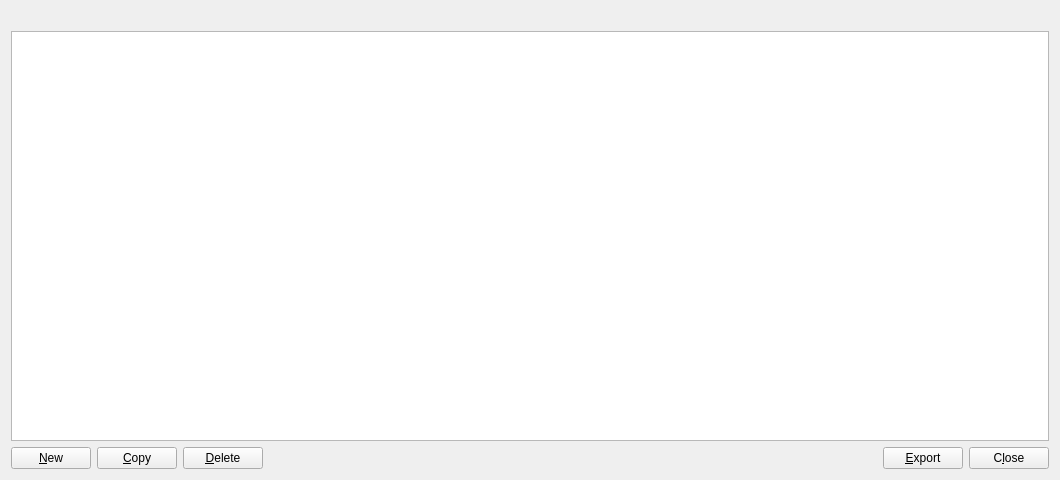
Old version of the form src/qt/forms/addressbookpage.ui in the repository SmartCash/Core-Smart.
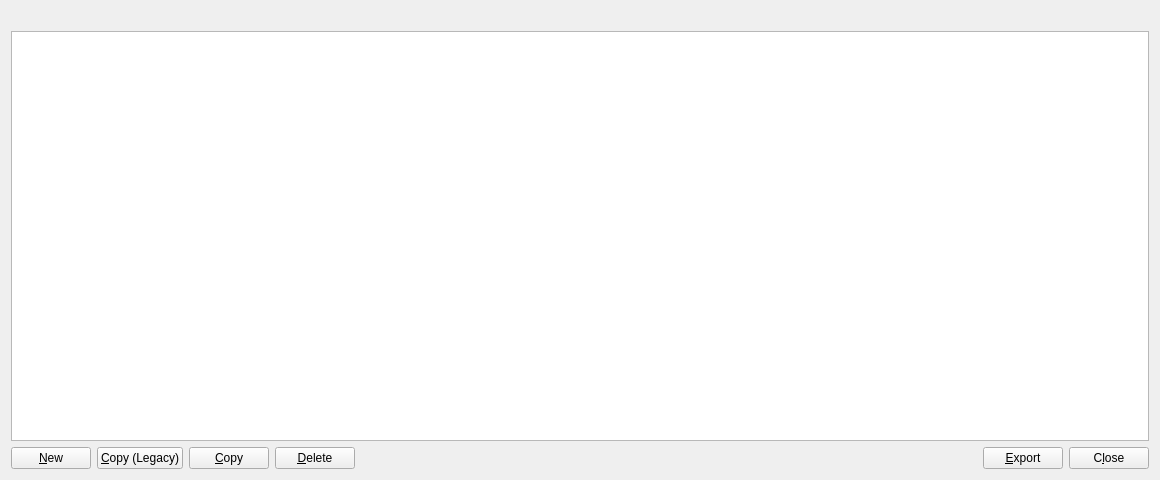
New version of the form. Icons and pictures are not drawn.

Commit message: WIP: new address and legacy compatibility

Diff of the .ui file:
```diff
--- a/src/qt/forms/addressbookpage.ui
+++ b/src/qt/forms/addressbookpage.ui
@@ -6,7 +6,7 @@
    <rect>
     <x>0</x>
     <y>0</y>
-    <width>1060</width>
+    <width>1160</width>
     <height>480</height>
    </rect>
   </property>
@@ -68,6 +68,23 @@
        </property>
       </widget>
      </item>
+     <item>
+      <widget class="QPushButton" name="copyAddressLegacy">
+       <property name="toolTip">
+        <string>Copy the currently selected address (legacy) to the system clipboard</string>
+       </property>
+       <property name="text">
+        <string>&amp;Copy (Legacy)</string>
+       </property>
+       <property name="icon">
+        <iconset resource="../bitcoin.qrc">
+         <normaloff>:/icons/editcopy</normaloff>:/icons/editcopy</iconset>
+       </property>
+       <property name="autoDefault">
+        <bool>false</bool>
+       </property>
+      </widget>
+     </item>
      <item>
       <widget class="QPushButton" name="copyAddress">
        <property name="toolTip">
```
The commit also changes 12 other files.
